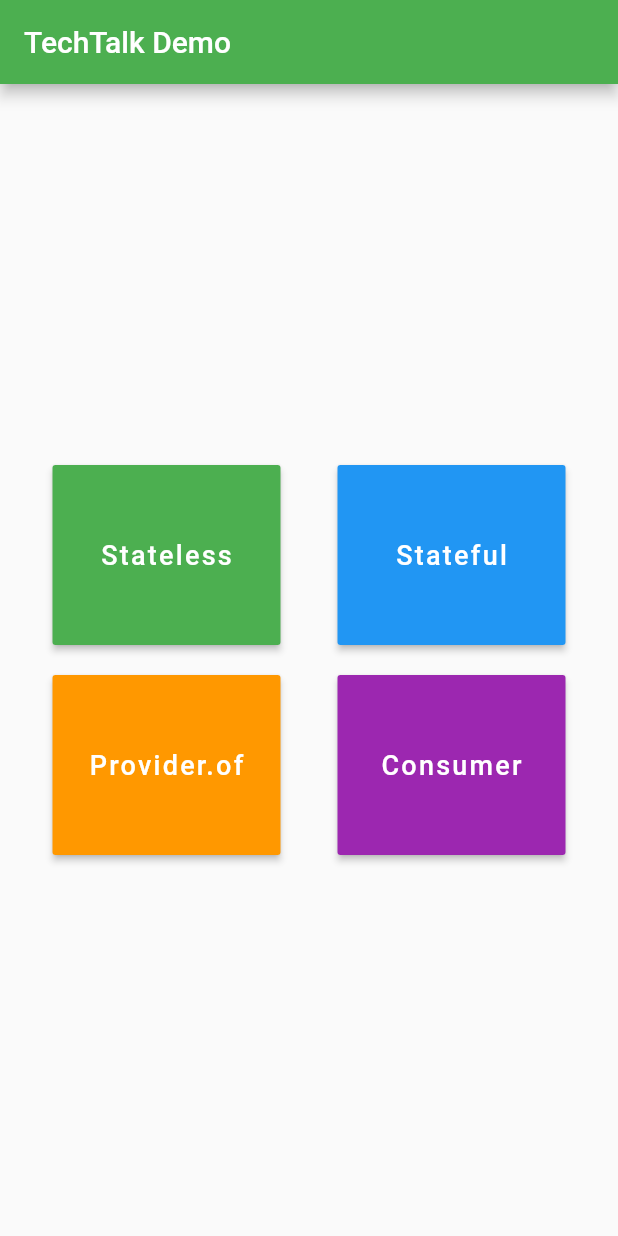
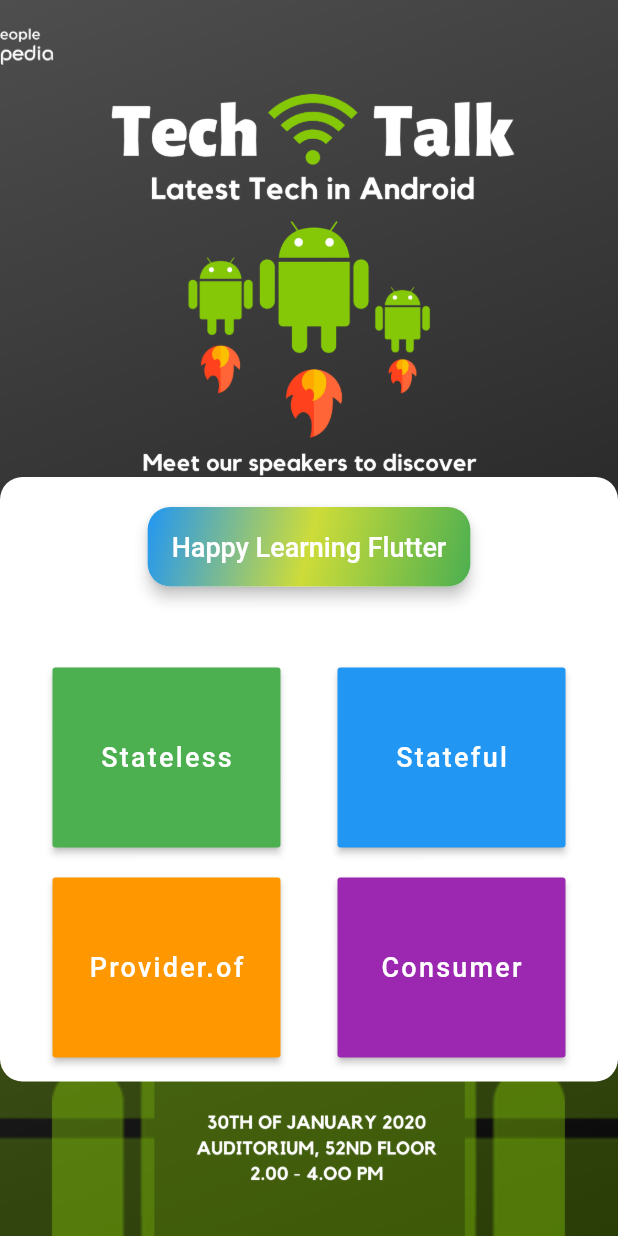
Before and after one commit to fueerqan/techtalk-flutter, a Flutter app: the screen it shows after launch, on a phone screen of 412 x 824 dp. Run offline on Flutter 3.47's test engine with Material 2 defaults, Android fonts, the light colour scheme and no system bars; our stand-ins replace flutter_money_formatter.

Commit message:
Some improvement

```diff
--- a/lib/main.dart
+++ b/lib/main.dart
@@ -32,6 +32,10 @@ class MyApp extends StatelessWidget {
               fontSize: 18,
               letterSpacing: 1.5,
             ),
+            title: TextStyle(
+              fontSize: 40,
+              fontWeight: FontWeight.bold,
+            ),
             body1: TextStyle(
               fontSize: 20,
               fontWeight: FontWeight.bold,
--- a/lib/screens/main_screen.dart
+++ b/lib/screens/main_screen.dart
@@ -5,6 +5,17 @@ import 'package:tech_talk/screens/stateful_screen.dart';
 
 class MainScreen extends StatelessWidget {
   final _scaffoldKey = GlobalKey<ScaffoldState>();
+
+  final _bottomInfoGradient = const LinearGradient(
+    begin: Alignment.topLeft,
+    end: Alignment.bottomRight,
+    colors: [
+      Colors.blue,
+      Colors.lime,
+      Colors.green,
+    ],
+    tileMode: TileMode.repeated,
+  );
 
   void _onStatelessButtonClicked() {
     showDialog(
@@ -38,17 +49,52 @@ class MainScreen extends StatelessWidget {
 
   @override
   Widget build(BuildContext context) {
+    final mediaQuery = MediaQuery.of(context);
     return Scaffold(
       key: _scaffoldKey,
-      appBar: AppBar(
-        title: Text("TechTalk Demo"),
+      body: Stack(
+        children: <Widget>[
+          Image.asset(
+            "assets/images/banner.png",
+            height: double.infinity,
+            fit: BoxFit.fitHeight,
           ),
-      body: Padding(
-        padding: const EdgeInsets.all(16.0),
-        child: Center(
+          Align(
+            alignment: Alignment.bottomCenter,
+            child: Padding(
+              padding: EdgeInsets.only(bottom: mediaQuery.size.height / 8),
+              child: Container(
+                padding: const EdgeInsets.all(16),
+                decoration: BoxDecoration(
+                  color: Colors.white,
+                  borderRadius: BorderRadius.circular(15),
+                ),
                 child: Column(
                   mainAxisSize: MainAxisSize.min,
                   children: <Widget>[
+                    Card(
+                      elevation: 4,
+                      shape: RoundedRectangleBorder(
+                        borderRadius: BorderRadius.circular(15),
+                      ),
+                      child: Container(
+                        decoration: BoxDecoration(
+                          gradient: _bottomInfoGradient,
+                          borderRadius: BorderRadius.circular(15),
+                        ),
+                        child: Padding(
+                          padding: const EdgeInsets.all(16.0),
+                          child: Text(
+                            "Happy Learning Flutter",
+                            style: Theme.of(context)
+                                .textTheme
+                                .body2
+                                .copyWith(color: Colors.white),
+                          ),
+                        ),
+                      ),
+                    ),
+                    SizedBox(height: 50),
                     Row(
                       mainAxisAlignment: MainAxisAlignment.spaceAround,
                       children: <Widget>[
@@ -132,6 +178,9 @@ class MainScreen extends StatelessWidget {
                 ),
               ),
             ),
+          ),
+        ],
+      ),
     );
   }
 }
--- a/pubspec.yaml
+++ b/pubspec.yaml
@@ -30,6 +30,7 @@ flutter:
   # To add assets to your application, add an assets section, like this:
   assets:
    - assets/images/doorprize.png
+   - assets/images/banner.png
 
   # An image asset can refer to one or more resolution-specific "variants", see
   # https://flutter.dev/assets-and-images/#resolution-aware.
```
Also changed, not shown: assets/images/banner.png (added). Lines whose indentation alone changed are shown as unchanged.
